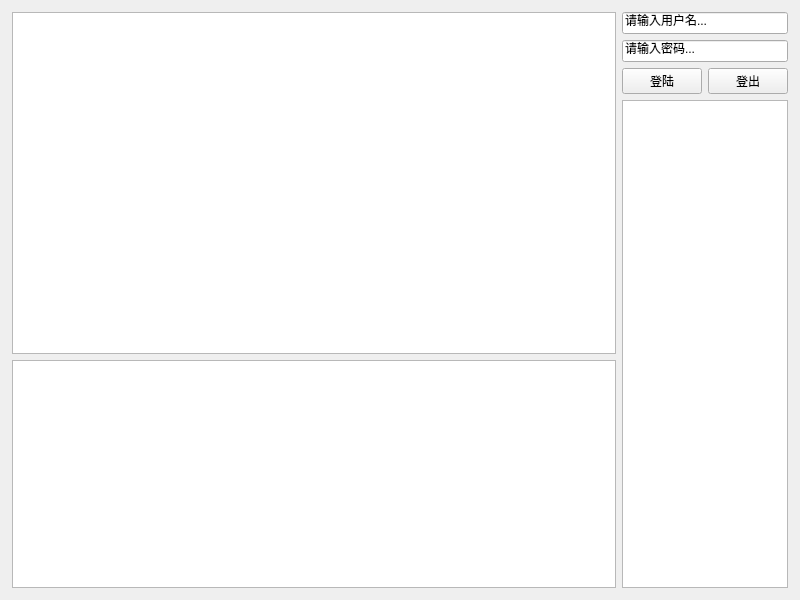
ManJie007/414chatclient, file widget.ui: the form before one commit.
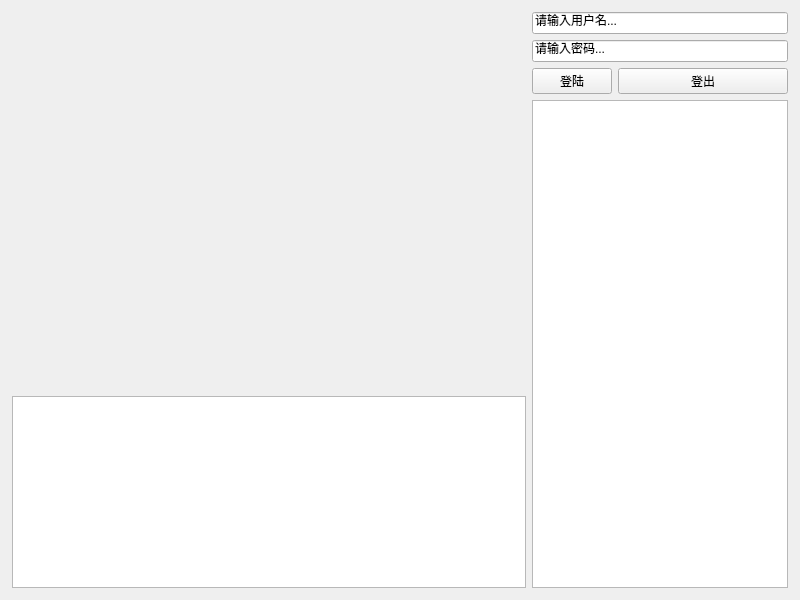
The form after the commit.

What changed in the file:
```diff
--- a/widget.ui
+++ b/widget.ui
@@ -13,7 +13,7 @@
   <property name="windowTitle">
    <string>Widget</string>
   </property>
-  <layout class="QGridLayout" name="gridLayout_2" rowstretch="3,2" columnstretch="4,1">
+  <layout class="QGridLayout" name="gridLayout_2" rowstretch="3,0" columnstretch="4,0">
    <property name="leftMargin">
     <number>12</number>
    </property>
@@ -26,6 +26,9 @@
    <property name="bottomMargin">
     <number>12</number>
    </property>
+   <item row="1" column="0">
+    <widget class="QPlainTextEdit" name="plainTextEdit"/>
+   </item>
    <item row="0" column="1" rowspan="2">
     <widget class="QWidget" name="widget" native="true">
      <layout class="QFormLayout" name="formLayout">
@@ -75,11 +78,8 @@
      </layout>
     </widget>
    </item>
-   <item row="1" column="0">
-    <widget class="QPlainTextEdit" name="plainTextEdit"/>
-   </item>
    <item row="0" column="0">
-    <widget class="QTextBrowser" name="textBrowser"/>
+    <widget class="QWidget" name="widget_chat" native="true"/>
    </item>
   </layout>
  </widget>
```
